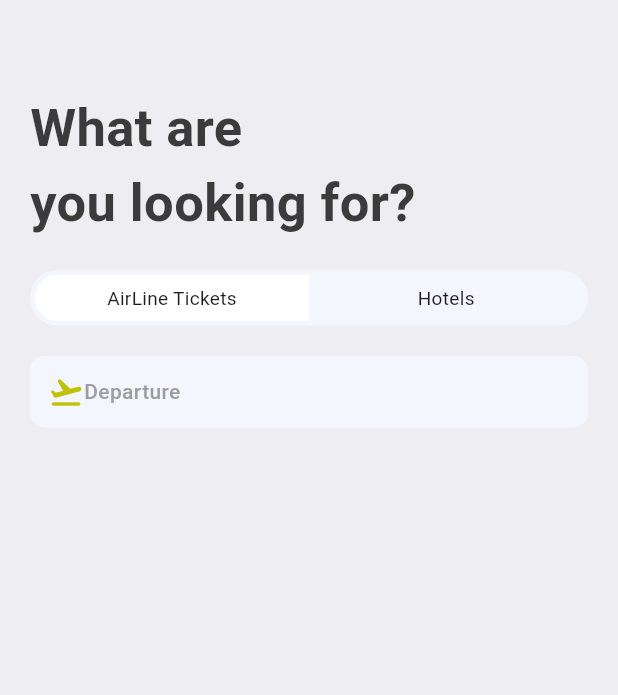
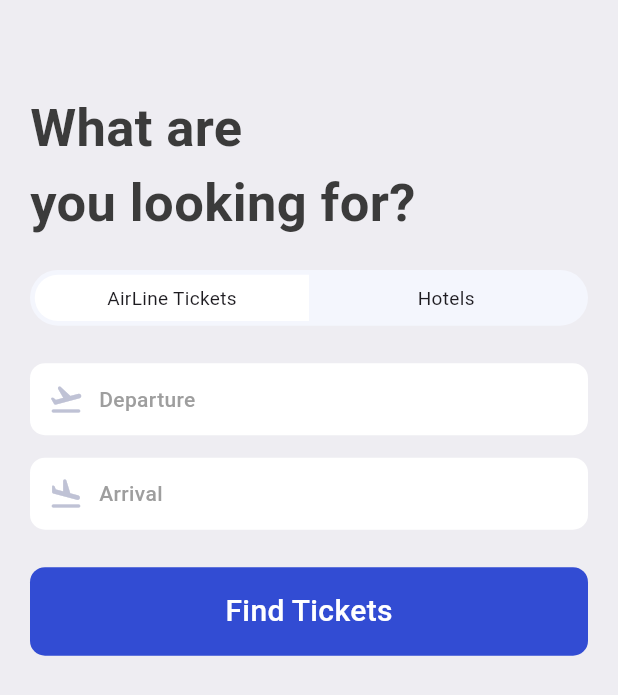
Before and after one commit to Shajjad002/book_tickets, a Flutter app: the SearchScreen screen opened directly, on a phone screen of 412 x 824 dp. Shown: the top 695 px of the screen. Run offline on Flutter 3.47's test engine with Material 3 defaults, Android fonts, the phone set to English and light mode, and no system bars; our stand-ins replace fluentui_icons, gap, get.

Commit message:
Search screen

```diff
--- a/lib/screens/search_screen.dart
+++ b/lib/screens/search_screen.dart
@@ -1,4 +1,5 @@
 import 'package:book_tickets/utils/app_styles.dart';
+import 'package:book_tickets/widgets/icon_text_widget.dart';
 //import 'package:fluentui_icons/fluentui_icons.dart';
 import 'package:flutter/cupertino.dart';
 import 'package:flutter/material.dart';
@@ -54,20 +55,26 @@ class SearchScreen extends StatelessWidget {
               ),
             ),
           ),
-          const Gap(20),
-          Container(
-            decoration: BoxDecoration(
-              borderRadius: BorderRadius.circular(10),
-              color: const Color(0xFFF4F6FD),
-            ),
-            padding: const EdgeInsets.symmetric(horizontal: 12, vertical: 12),
-            child: Row(
-              children: [
-                const Icon(Icons.flight_takeoff_rounded, color: Color(0xFFBFC205)),
-                Text("Departure",style: Styles.headLineStyle4 ,)
-              ],
-            ),
+          const Gap(25),
+          AppIconText(iconData: Icons.flight_takeoff_rounded, text: "Departure"),
+          Gap(15),
+          AppIconText(iconData: Icons.flight_land_rounded, text: "Arrival"),
+          Gap(25),
+      Container(
+        decoration: BoxDecoration(
+          borderRadius: BorderRadius.circular(10),
+          color: Color(0xD91130CE),
+        ),
+        padding: const EdgeInsets.symmetric(horizontal: 15, vertical: 15),
+        child: Center(
+          child: Text(
+            "Find Tickets",
+            style: Styles.textStyle.copyWith(color: Colors.white, fontSize: 20),
           ),
+        )
+
+        ),
+
        ],
       ),
     );
--- /dev/null
+++ b/lib/widgets/icon_text_widget.dart
@@ -0,0 +1,28 @@
+import 'package:flutter/cupertino.dart';
+import 'package:flutter/material.dart';
+import 'package:gap/gap.dart';
+import '../utils/app_styles.dart';
+
+class AppIconText extends StatelessWidget {
+  final IconData iconData;
+  final String text;
+  const AppIconText({Key? key,required this.iconData,required this.text}) :super(key:key);
+
+  @override
+  Widget build(BuildContext context) {
+    return Container(
+      decoration: BoxDecoration(
+        borderRadius: BorderRadius.circular(10),
+        color: Colors.white,
+      ),
+      padding: const EdgeInsets.symmetric(horizontal: 12, vertical: 12),
+      child: Row(
+        children: [
+         Icon(iconData, color: const Color(0xFFBFC2D5)),
+          Gap(10),
+          Text(text,style: Styles.headLineStyle4 ,)
+        ],
+      ),
+    );
+  }
+}
```
